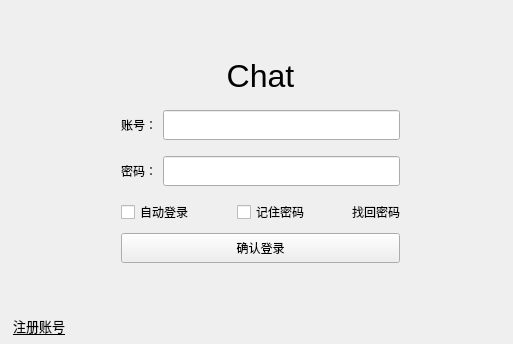
Above: Client/ui/ClientLogin/ClientLogin.ui from sAkuraOfficial/Chat before the change. Below: the same form after it.
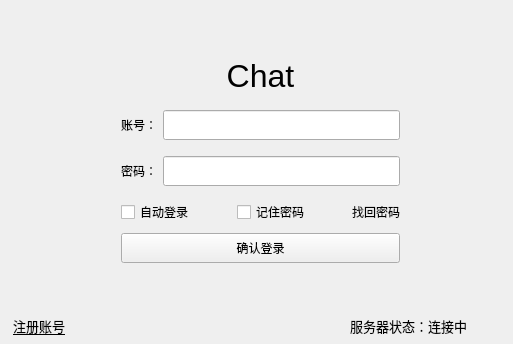
That is the form after the change.

The edit to the form file:
```diff
--- a/Client/ui/ClientLogin/ClientLogin.ui
+++ b/Client/ui/ClientLogin/ClientLogin.ui
@@ -735,6 +735,36 @@
      <set>Qt::AlignmentFlag::AlignCenter</set>
     </property>
    </widget>
+   <widget class="QLabel" name="label_link_status">
+    <property name="geometry">
+     <rect>
+      <x>350</x>
+      <y>316</y>
+      <width>151</width>
+      <height>20</height>
+     </rect>
+    </property>
+    <property name="font">
+     <font>
+      <pointsize>10</pointsize>
+      <underline>false</underline>
+     </font>
+    </property>
+    <property name="cursor">
+     <cursorShape>PointingHandCursor</cursorShape>
+    </property>
+    <property name="styleSheet">
+     <string notr="true">#label_link_reg{
+	text-decoration:underline;
+}</string>
+    </property>
+    <property name="text">
+     <string>服务器状态：连接中</string>
+    </property>
+    <property name="alignment">
+     <set>Qt::AlignmentFlag::AlignLeading|Qt::AlignmentFlag::AlignLeft|Qt::AlignmentFlag::AlignVCenter</set>
+    </property>
+   </widget>
   </widget>
  </widget>
  <layoutdefault spacing="6" margin="11"/>
```
